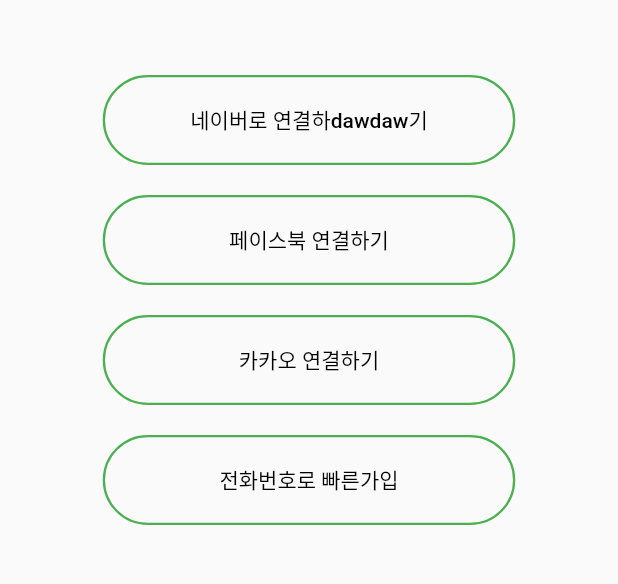
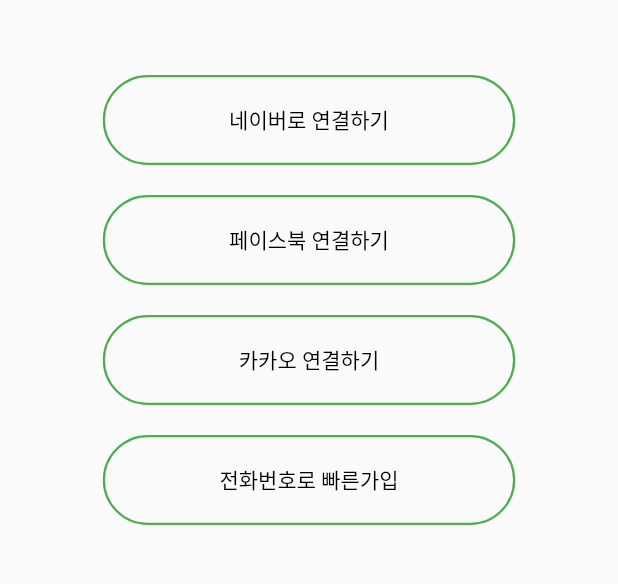
Before and after one commit to hhs0579/onsae, a Flutter app: the ConnectScreen screen opened directly, on a phone screen of 412 x 824 dp, the part 417-1001 px from its top. Run offline on Flutter 3.47's test engine with Material 2 defaults, Android fonts, the light colour scheme and no system bars; our stand-ins replace get.

Commit message:
Update connect_screen.dart

```diff
--- a/onsaemiro/lib/screens/starting_pages/connect_screen.dart
+++ b/onsaemiro/lib/screens/starting_pages/connect_screen.dart
@@ -57,7 +57,7 @@
               SizedBox(
                 height: 50,
               ),
-              _connectbutton('네이버로 연결하dawdaw기', () {}),
+              _connectbutton('네이버로 연결하기', () {}),
               _connectbutton('페이스북 연결하기', () {}),
               _connectbutton('카카오 연결하기', () {}),
               _connectbutton('전화번호로 빠른가입', () {
```
